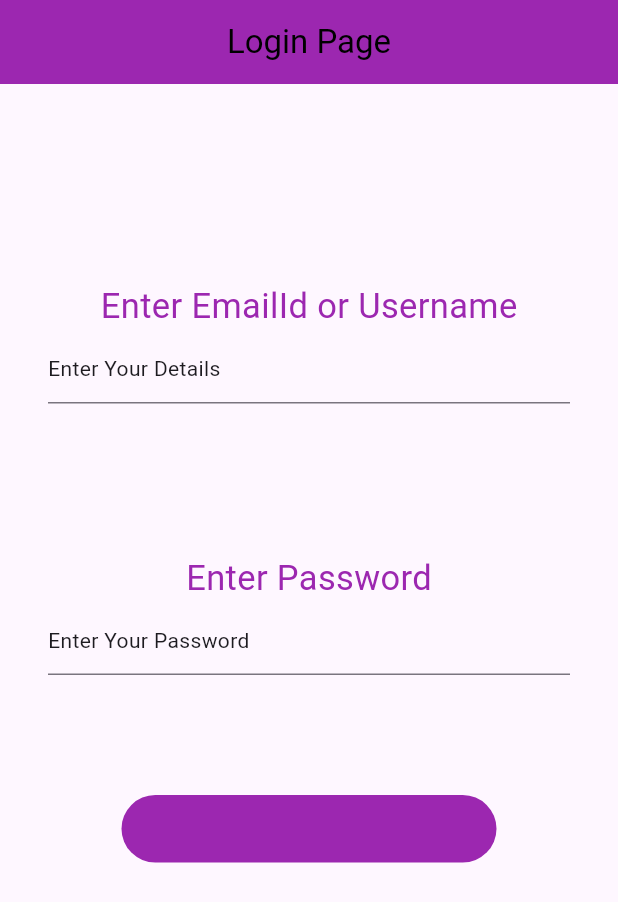
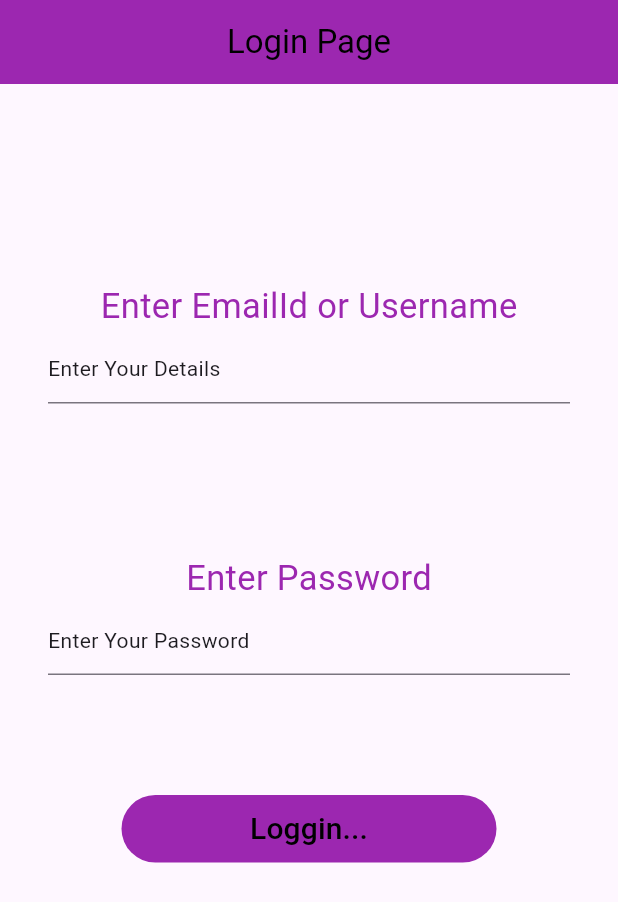
Before and after one commit to Ratndeep1999/shared_pref_prectice, a Flutter app: the screen it shows after launch, on a phone screen of 412 x 824 dp. Shown: the top 902 px of the screen. Run offline on Flutter 3.47's test engine with Material 3 defaults, Android fonts, the phone set to English and light mode, and no system bars.

Commit message:
filled_button_widget.dart : button label color add

```diff
--- a/lib/Widgets/filled_button_widget.dart
+++ b/lib/Widgets/filled_button_widget.dart
@@ -24,7 +24,11 @@ class FilledButtonWidget extends StatelessWidget {
         style: FilledButton.styleFrom(
           backgroundColor: buttonColor ?? Colors.purple,
         ),
-        child: LabelTextWidget(label: buttonLabel, fontSize: 20),
+        child: LabelTextWidget(
+          label: buttonLabel,
+          fontSize: 20,
+          fontColor: Colors.black,
+        ),
       ),
     );
   }
```
